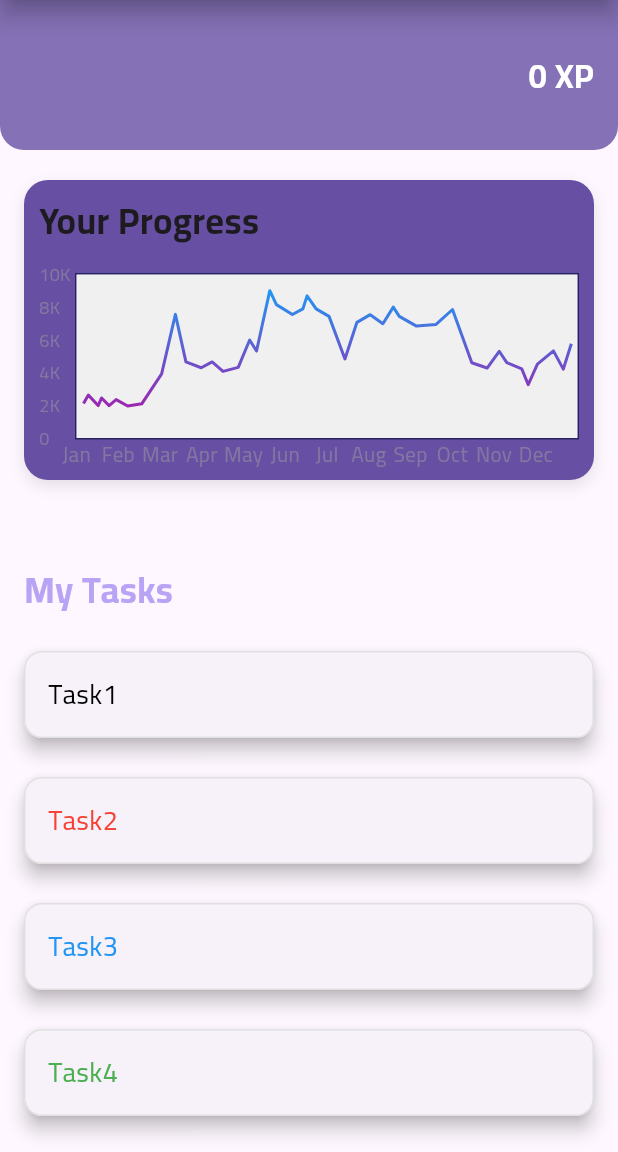
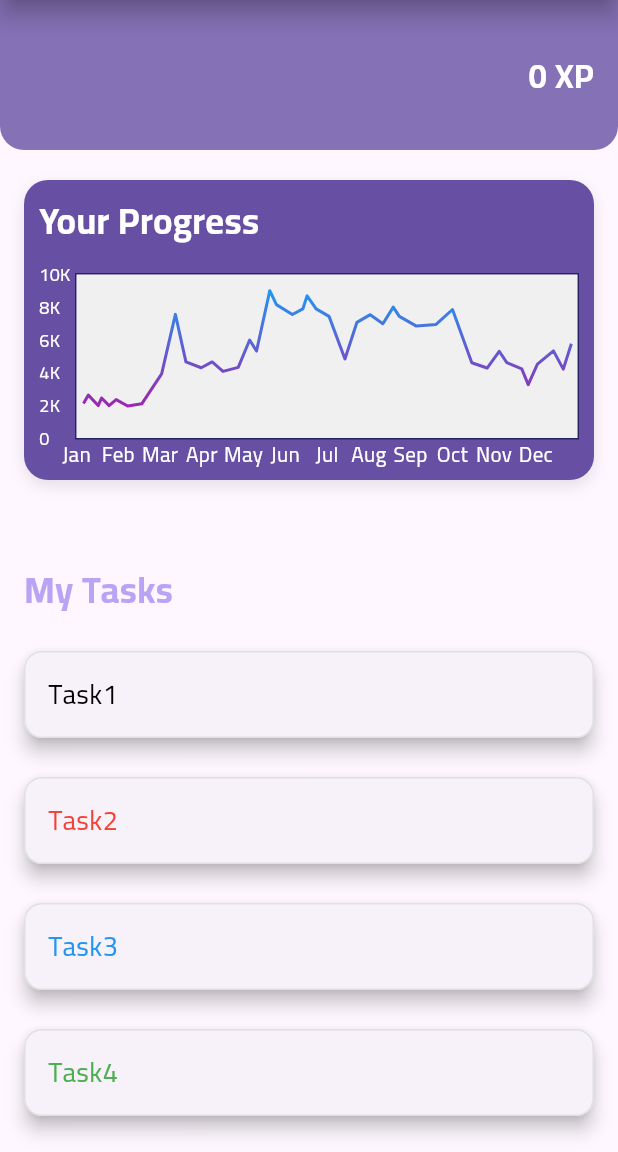
Before and after one commit to Amrr-Tarek/CheckMate, a Flutter app: the HomePage screen opened by its route, on a phone screen of 412 x 824 dp, the part 84-1236 px from its top. Run offline on Flutter 3.47's test engine with Material 3 defaults, Android fonts, the phone set to English and light mode, and no system bars; drawn by our look-alikes of fl_chart; our stand-ins replace cloud_firestore, firebase_auth, firebase_core, fluttertoast, google_sign_in, table_calendar; accounts and stored records are empty; network calls fail.

Commit message:
enhanced graph look

```diff
--- a/lib/pages/home.dart
+++ b/lib/pages/home.dart
@@ -10,7 +10,6 @@ import 'package:checkmate/models/tasks_home.dart';
 import 'package:provider/provider.dart';
 
 class HomePage extends StatefulWidget {
-
   final String title = "Home";
 
   const HomePage({super.key});
@@ -29,6 +28,7 @@ class _HomePageState extends State<HomePage> {
     super.initState();
     fetchData();
   }
+
   void fetchData() {
     tasks = TaskModel.getTasks();
   }
@@ -181,6 +181,7 @@ class _HomePageState extends State<HomePage> {
                       style: TextStyle(
                         fontSize: 24,
                         fontWeight: FontWeight.bold,
+                        color: Colors.white,
                       ),
                     ),
                   ),
@@ -189,7 +190,8 @@ class _HomePageState extends State<HomePage> {
                     aspectRatio: 16 / 6,
                     child: LineChart(
                       LineChartData(
-                      backgroundColor: const Color(0xFFF0F0F0), // Light grey background
+                        backgroundColor:
+                            const Color(0xFFF0F0F0), // Light grey background
                         lineTouchData: LineTouchData(
                           handleBuiltInTouches: true,
                         ),
@@ -214,10 +216,11 @@ class _HomePageState extends State<HomePage> {
                               getTitlesWidget: (double value, TitleMeta meta) {
                                 return data.leftTitle[value.toInt()] != null
                                     ? Text(
-                                      data.leftTitle[value.toInt()].toString(),
+                                        data.leftTitle[value.toInt()]
+                                            .toString(),
                                         style: TextStyle(
                                           fontSize: 12,
-                                        color: Colors.grey.withOpacity(0.5),
+                                          color: Colors.white,
                                         ),
                                       )
                                     : const SizedBox();
@@ -233,9 +236,10 @@ class _HomePageState extends State<HomePage> {
                               getTitlesWidget: (double value, TitleMeta meta) {
                                 return data.bottomTitle[value.toInt()] != null
                                     ? Text(
-                                      data.bottomTitle[value.toInt()].toString(),
+                                        data.bottomTitle[value.toInt()]
+                                            .toString(),
                                         style: TextStyle(
-                                        color: Colors.grey.withOpacity(0.5),
+                                          color: Colors.white,
                                         ),
                                       )
                                     : const SizedBox();
@@ -279,7 +283,6 @@ class _HomePageState extends State<HomePage> {
     );
   }
 
-
   Container _nameXP(String name, int xp) {
     return Container(
       height: 100,
--- a/pubspec.yaml
+++ b/pubspec.yaml
@@ -43,6 +43,7 @@ dependencies:
   fluttertoast: ^8.2.10
   uuid: ^4.5.1
   provider: ^6.1.2
+  fl_chart: ^0.69.2
 
 dev_dependencies:
   flutter_launcher_icons: "^0.14.2"
```
Also changed, not shown: pubspec.lock. Lines whose indentation alone changed are shown as unchanged.
